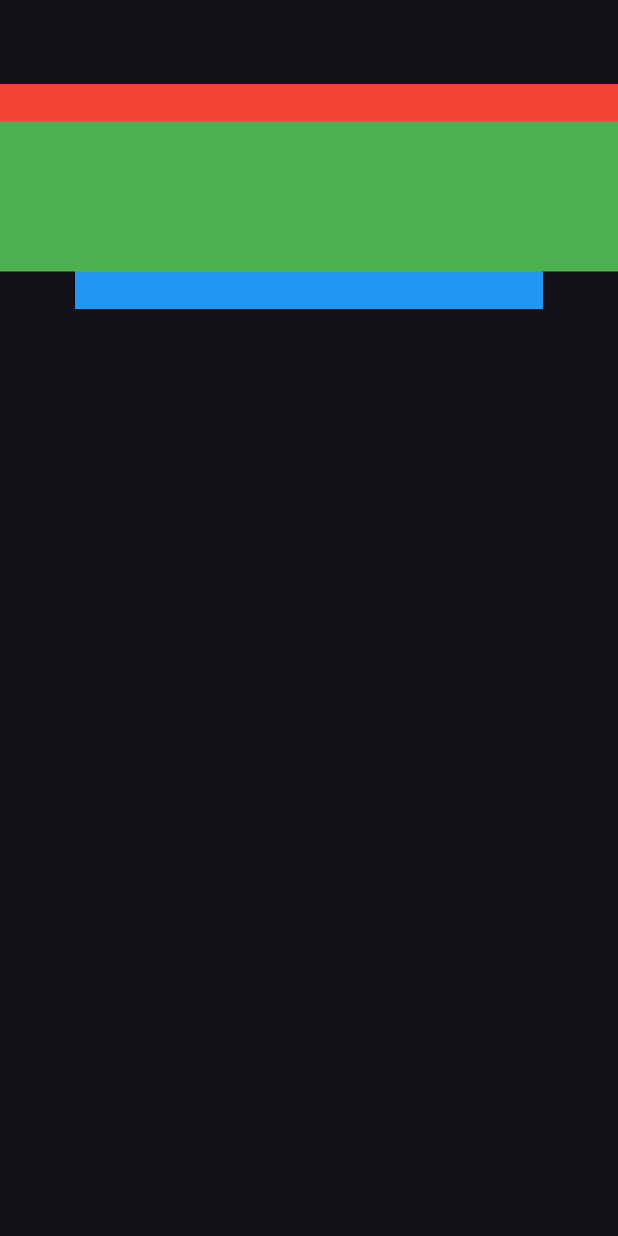
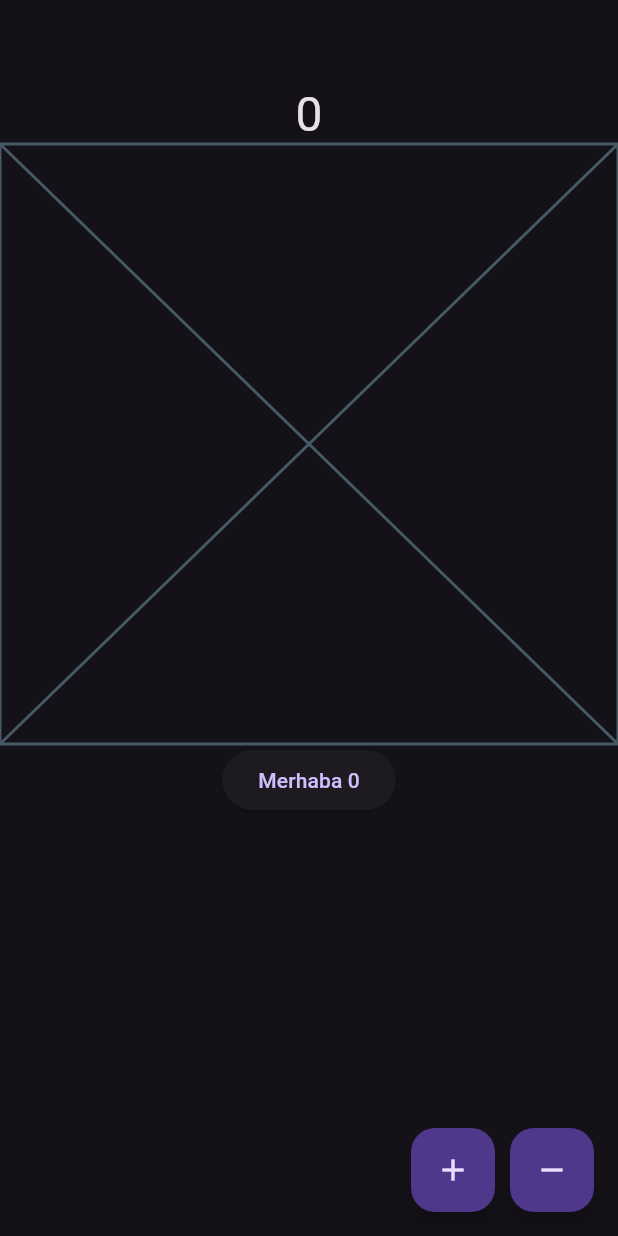
Before and after one commit to muhammetsalihaslan/firstflutterproject, a Flutter app: the screen it shows after launch, on a phone screen of 412 x 824 dp. Run offline on Flutter 3.47's test engine with Material 3 defaults, Android fonts, the phone set to English and light mode, and no system bars.

Commit message:
statefull

```diff
--- /dev/null
+++ b/flutter_application_1/lib/101/stateful_learn.dart
@@ -0,0 +1,89 @@
+import 'package:flutter/material.dart';
+
+class StatefulLearn extends StatefulWidget {
+  const StatefulLearn({super.key});
+
+  @override
+  State<StatefulLearn> createState() => _StatefulLearnState();
+}
+
+class _StatefulLearnState extends State<StatefulLearn> {
+  int _countValue = 0;
+
+  int _counterCustom = 0;
+
+  // void incrementValue() {
+  //   setState(() {
+  //     _countValue += 1;
+  //   });
+  // }
+
+  // void decrementValue() {
+  //   setState(() {
+  //     _countValue -= 1;
+  //   });
+  // }
+
+  void _updateCounter(bool isIncrement) {
+    if (isIncrement) {
+      _countValue += 1;
+    } else {
+      _countValue -= 1;
+    }
+
+    setState(() {});
+  }
+
+  @override
+  Widget build(BuildContext context) {
+    return Scaffold(
+      appBar: AppBar(),
+      floatingActionButton: Row(
+        mainAxisSize: MainAxisSize.min,
+        children: [
+          _increment(),
+          _decrement(),
+        ],
+      ),
+      body: Column(
+        children: [
+          Center(
+              child: Text(_countValue.toString(),
+                  style: Theme.of(context).textTheme.headlineLarge)),
+          const Placeholder(),
+          ElevatedButton(
+              onPressed: () {
+                setState(() {
+                  ++_counterCustom;
+                });
+              },
+              child: Text("Merhaba $_counterCustom"))
+        ],
+      ),
+    );
+  }
+
+  FloatingActionButton _increment() => FloatingActionButton(
+      onPressed: () {
+        _updateCounter(true);
+      },
+      child: const Icon(Icons.add));
+
+  Padding _decrement() {
+    return Padding(
+      padding: const EdgeInsets.only(left: 10),
+      child: FloatingActionButton(
+          onPressed: () {
+            _updateCounter(false);
+          },
+          child: const Icon(Icons.remove)),
+    );
+  }
+}
+
+
+
+// ilk class stateless gibi çalışır ikincisi ise hayat gelişen alandır
+
+
+//! 23.59 saniyede kalındı _counterCustom arttırldı duruldu
--- a/flutter_application_1/lib/main.dart
+++ b/flutter_application_1/lib/main.dart
@@ -1,5 +1,6 @@
 import 'package:flutter/material.dart';
-import 'package:flutter_application_1/101/stack_learn.dart';
+
+import 'package:flutter_application_1/101/stateful_learn.dart';
 
 void main() {
   runApp(const MyApp());
@@ -19,7 +20,7 @@ class MyApp extends StatelessWidget {
           progressIndicatorTheme:
               const ProgressIndicatorThemeData(color: Colors.white),
           appBarTheme: const AppBarTheme(centerTitle: true, elevation: 0)),
-      home: const StackLearn(),
+      home: const StatefulLearn(),
     );
   }
 }
```
